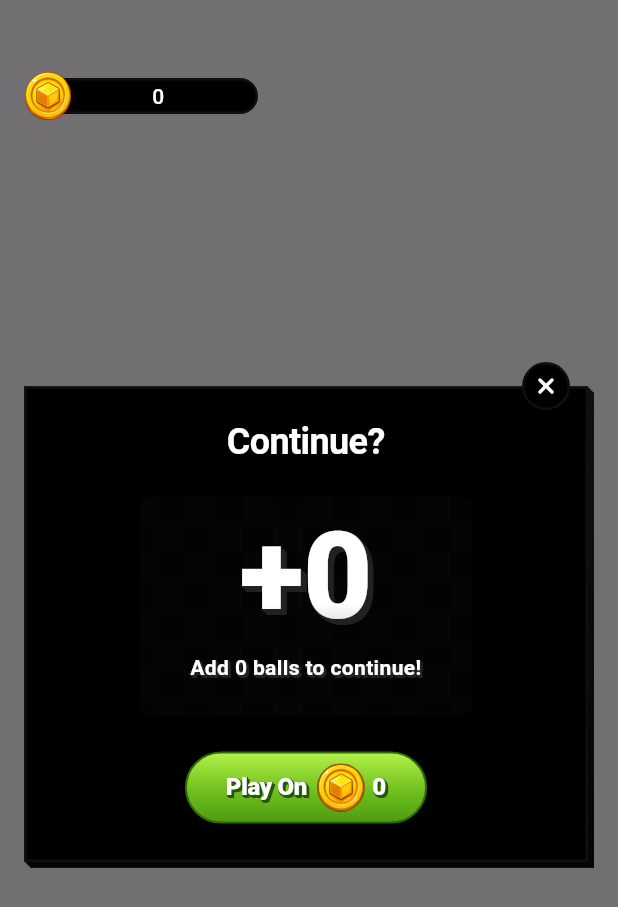
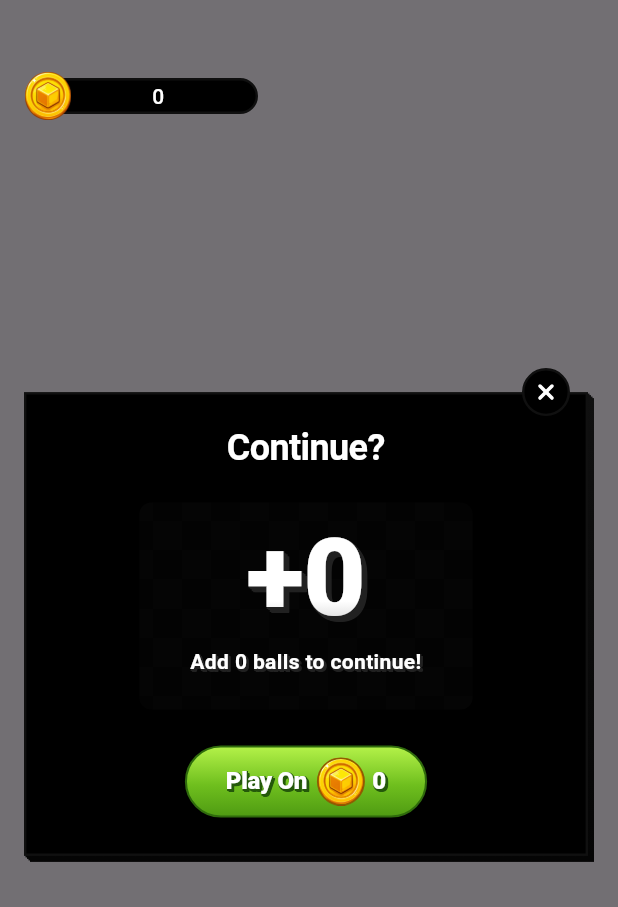
Before and after one commit to neuwmah/boxbox, a Flutter app: the ContinuePopup widget shown alone on an empty page, opened directly with empty values, on a phone screen of 412 x 824 dp. Shown: the top 907 px of the screen. Run offline on Flutter 3.47's test engine with Material 3 defaults, Android fonts, the phone set to English and light mode, and no system bars; missing offline and left inert: cannon_physics, window_manager.

Commit message:
Update +5 font size

```diff
--- a/lib/widgets/continue.dart
+++ b/lib/widgets/continue.dart
@@ -163,7 +163,7 @@ class _ContinuePopupState extends State<ContinuePopup>
                                               offsets: _StickerLabel.offsets4,
                                               innerBorderColor: const Color(0xFFCCCCCC),
                                               style: const TextStyle(
-                                                fontSize: 80,
+                                                fontSize: 72,
                                                 fontWeight: FontWeight.w900,
                                                 height: 1,
                                                 letterSpacing: -.4,
```
